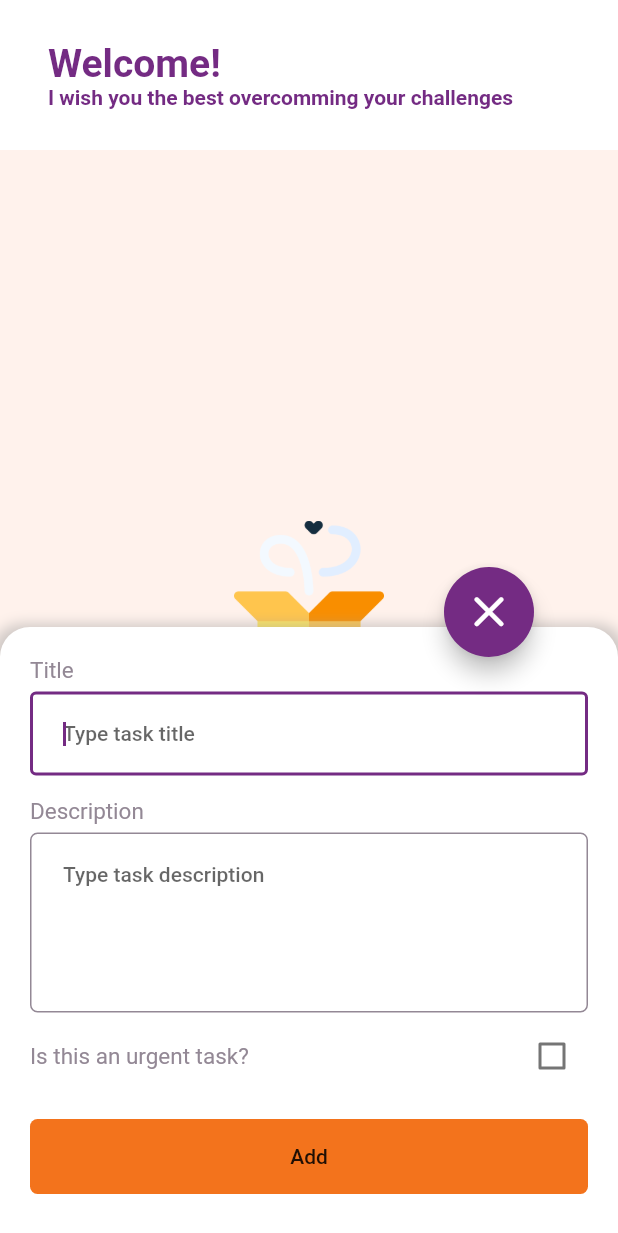
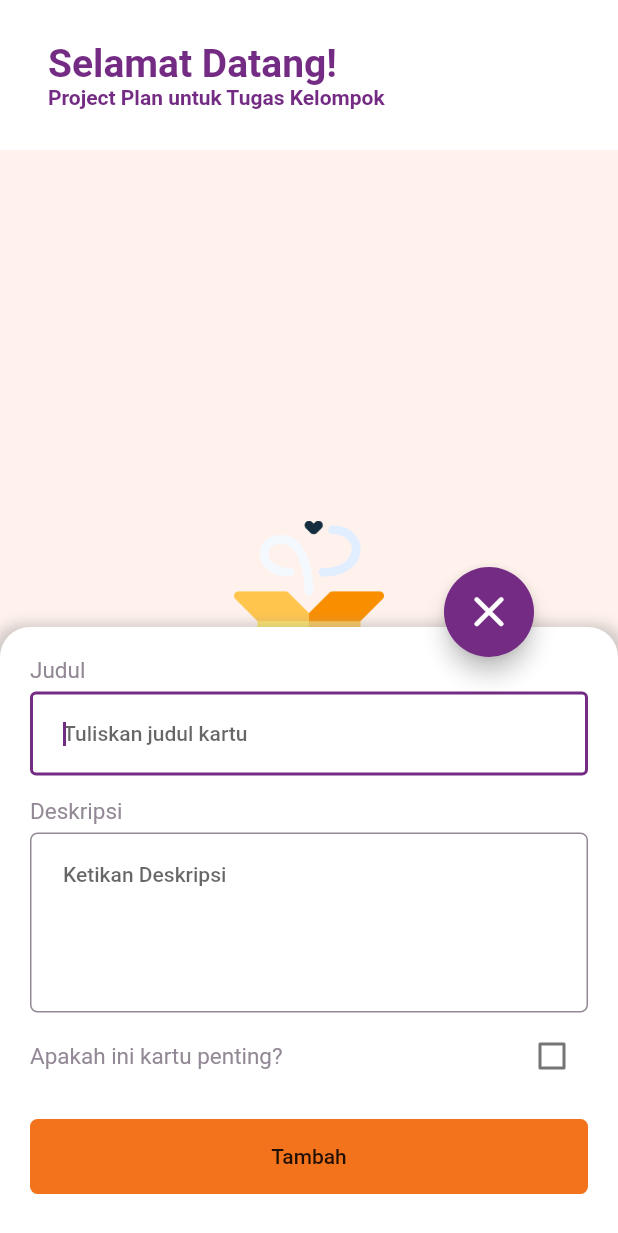
Before and after one commit to Aghyksa/afs_task, a Flutter app: the screen it shows after launch, after a tap on the "add" icon, on a phone screen of 412 x 824 dp. Shown: the top 1233 px of the screen. Run offline on Flutter 3.47's test engine with Material 2 defaults, Android fonts, the phone set to English and light mode, and no system bars; our stand-ins replace hive_flutter; accounts and stored records are empty.

```diff
--- a/lib/core/constants/string_constants.dart
+++ b/lib/core/constants/string_constants.dart
@@ -1,25 +1,23 @@
 class StringConstants {
   static const String appTitle = 'Task Manager';
-  static const String welcomeTitle = 'Welcome!';
-  static const String greatDay =
-      'I wish you the best overcomming your challenges';
-  static const String taskTitleFieldLabel = 'Title';
-  static const String isUrgentTaskFieldLabel = 'Is this an urgent task?';
-  static const String taskTitleFieldHint = 'Type task title';
-  static const String taskDescriptionFieldLabel = 'Description';
-  static const String taskDescriptionFieldHint = 'Type task description';
-  static const String addButtonLabel = 'Add';
-  static const String updateButtonLabel = 'Save';
-  static const String taskTitleFieldError = 'Please enter the task title';
-  static const String taskDescriptionFieldError =
-      'Please enter the task description';
-  static const String yourTasksTitle = 'Your tasks';
-  static const String tasksLabel = 'Tasks';
-  static const String urgentTaskLabel = 'Urgent';
-  static const String editTaskMenuItemLabel = 'Edit';
-  static const String deleteTaskMenuItemLabel = 'Delete';
-  static const String taskAddedSuccufully = 'Task added successfully';
-  static const String taskEditedSuccufully = 'Task edited successfully';
-  static const String taskDeletedSuccufully = 'Task deleted successfully';
-  static const String emptyTasksLabel = 'Yay! you have no tasks';
+  static const String welcomeTitle = 'Selamat Datang!';
+  static const String greatDay = 'Project Plan untuk Tugas Kelompok';
+  static const String taskTitleFieldLabel = 'Judul';
+  static const String isUrgentTaskFieldLabel = 'Apakah ini kartu penting?';
+  static const String taskTitleFieldHint = 'Tuliskan judul kartu';
+  static const String taskDescriptionFieldLabel = 'Deskripsi';
+  static const String taskDescriptionFieldHint = 'Ketikan Deskripsi';
+  static const String addButtonLabel = 'Tambah';
+  static const String updateButtonLabel = 'Simpan';
+  static const String taskTitleFieldError = 'Masukan judul Kartu';
+  static const String taskDescriptionFieldError ='Masukan Deskripsi Kartu';
+  static const String yourTasksTitle = 'Kartu Tugasmu';
+  static const String tasksLabel = 'Kartu Tugas';
+  static const String urgentTaskLabel = 'Penting';
+  static const String editTaskMenuItemLabel = 'Ubah';
+  static const String deleteTaskMenuItemLabel = 'Hapus';
+  static const String taskAddedSuccufully = 'Kartu berhasil ditambahkan';
+  static const String taskEditedSuccufully = 'Kartu berhasil diubah';
+  static const String taskDeletedSuccufully = 'Kartu berhasil dihapus';
+  static const String emptyTasksLabel = 'Kamu tidak ada kerjaan.';
 }
```
Also changed, not shown: pubspec.lock (deleted), 18 other files.
